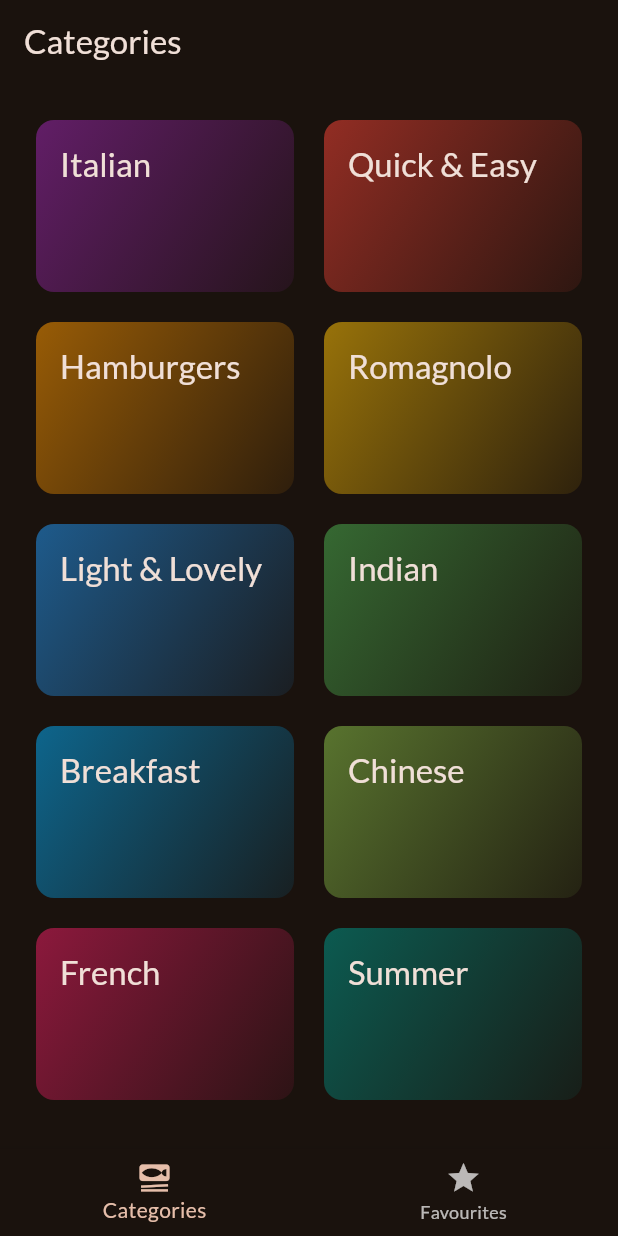
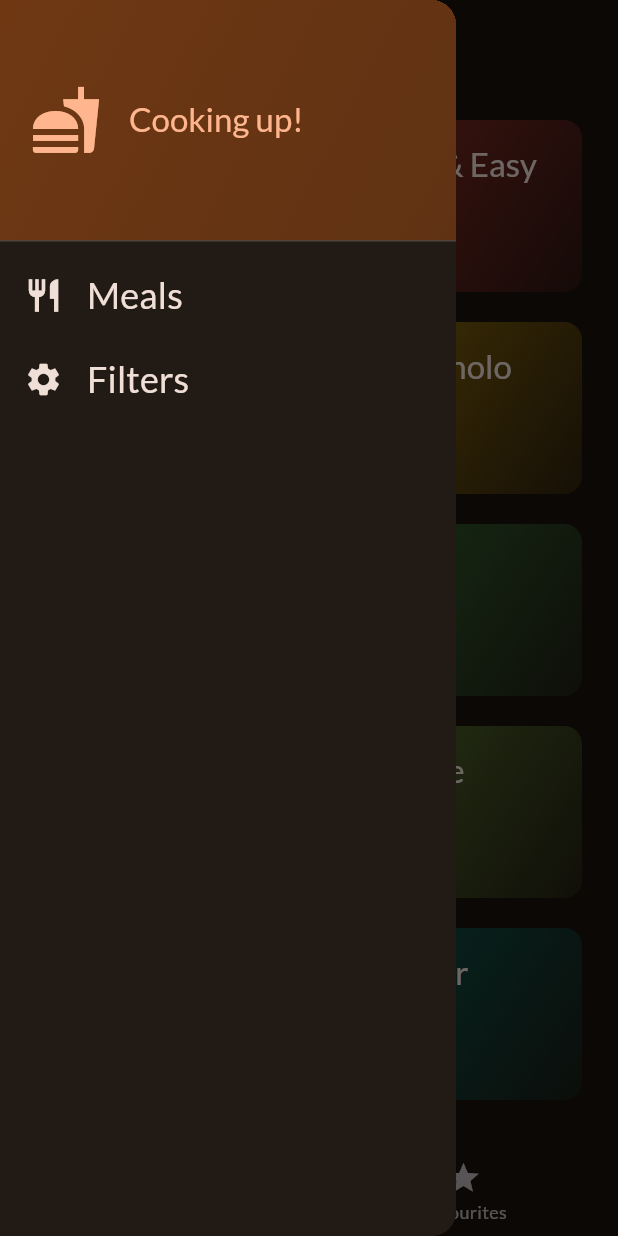
Before and after one commit to emagnu/meals, a Flutter app: the screen it shows after launch, with the side drawer open (before the commit the screen has no drawer), on a phone screen of 412 x 824 dp. Run offline on Flutter 3.47's test engine with Material 3 defaults, Android fonts, the light colour scheme and no system bars; our stand-ins replace flutter_riverpod, google_fonts, transparent_image.

Commit message:
169. Adding a Side Drawer

```diff
--- a/lib/features/screens/tabs_screen.dart
+++ b/lib/features/screens/tabs_screen.dart
@@ -3,6 +3,7 @@
 import 'package:flutter/material.dart';
 //  Import FILES
 import '../../models/meal.dart';
+import '../../widgets/main_drawer.dart';
 import 'categories_screen.dart';
 import 'meals_screen.dart';
 //  PARTS
@@ -71,6 +72,7 @@ class _TabsScreenState extends State<TabsScreen> {
         // title: const Text('dynamic ...'),
         title: Text(activePageTitle),
       ),
+      drawer: const MainDrawer(), //const Drawer(),
       body: activePage,
       bottomNavigationBar: BottomNavigationBar(
         onTap: _selectPage, //(index) {debugPrint('index: $index');},
--- /dev/null
+++ b/lib/widgets/main_drawer.dart
@@ -0,0 +1,88 @@
+//  //   ///
+//  Import LIBRARIES
+import 'package:flutter/material.dart';
+//  Import FILES
+//  PARTS
+//  PROVIDERS
+//  //   ///
+
+class MainDrawer extends StatelessWidget {
+  const MainDrawer({super.key});
+
+  @override
+  Widget build(BuildContext context) {
+    return Drawer(
+      child: Column(
+        children: <Widget>[
+          DrawerHeader(
+            padding: const EdgeInsets.all(20.0),
+            decoration: BoxDecoration(
+              gradient: LinearGradient(
+                colors: <Color>[
+                  Theme.of(context).colorScheme.primaryContainer,
+                  Theme.of(context)
+                      .colorScheme
+                      .primaryContainer
+                      .withOpacity(0.8),
+                ],
+                begin: Alignment.topLeft,
+                end: Alignment.bottomRight,
+              ),
+            ),
+            child: Row(
+              children: <Widget>[
+                Icon(
+                  Icons.fastfood,
+                  size: 48.0,
+                  color: Theme.of(context).colorScheme.primary,
+                ),
+                const SizedBox(width: 18.0),
+                Text(
+                  'Cooking up!',
+                  style: Theme.of(context)
+                      .textTheme
+                      .titleLarge!
+                      .copyWith(color: Theme.of(context).colorScheme.primary),
+                ),
+              ],
+            ),
+          ),
+          ListTile(
+            leading: Icon(
+              Icons.restaurant,
+              size: 26.0,
+              color: Theme.of(context).colorScheme.onSurface,
+            ),
+            title: Text(
+              'Meals',
+              style: Theme.of(context).textTheme.titleSmall!.copyWith(
+                    color: Theme.of(context).colorScheme.onSurface,
+                    fontSize: 24.0,
+                  ),
+            ),
+            onTap: () {
+              // Navigator.of(context).pushReplacementNamed('/');
+            },
+          ),
+          ListTile(
+            leading: Icon(
+              Icons.settings,
+              size: 26.0,
+              color: Theme.of(context).colorScheme.onSurface,
+            ),
+            title: Text(
+              'Filters',
+              style: Theme.of(context).textTheme.titleSmall!.copyWith(
+                    color: Theme.of(context).colorScheme.onSurface,
+                    fontSize: 24.0,
+                  ),
+            ),
+            onTap: () {
+              // Navigator.of(context).pushReplacementNamed('/');
+            },
+          ),
+        ],
+      ),
+    );
+  }
+}
```
